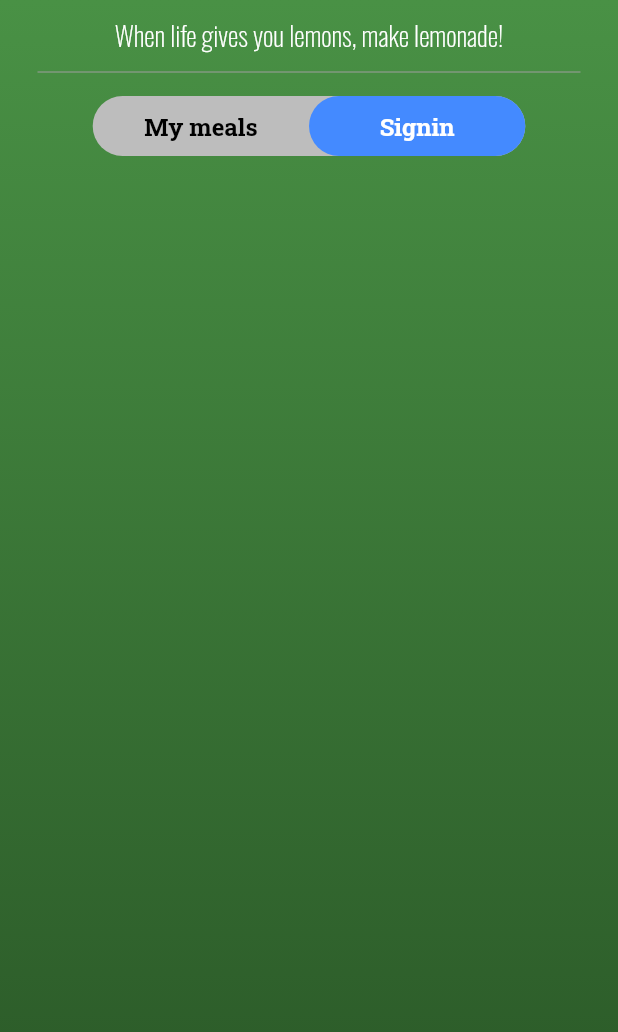
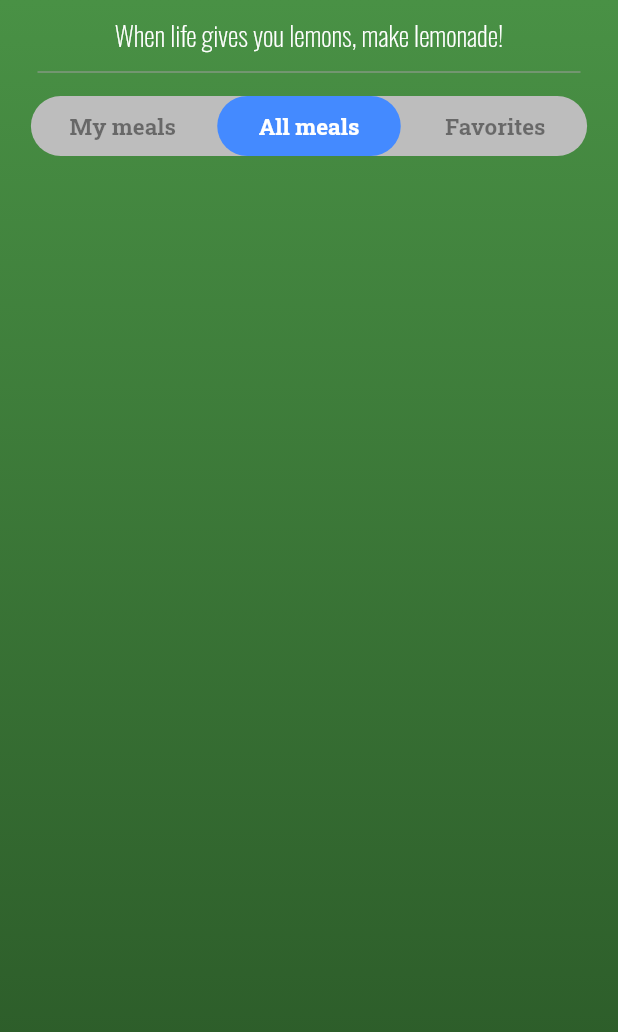
Before and after one commit to MarekRudzki/CookBook, a Flutter app: the HomeScreen screen opened directly, after a tap on "My meals", on a phone screen of 412 x 824 dp. Shown: the top 1032 px of the screen. Run offline on Flutter 3.47's test engine with Material 2 defaults, Android fonts, the light colour scheme and no system bars; drawn by our look-alikes of animated_text_kit; our stand-ins replace bottom_navy_bar, cloud_firestore, firebase_auth, firebase_core, firebase_storage, google_fonts and 3 more; missing offline and left inert: day_night_switcher; accounts and stored records are empty.

Commit message:
Add fetch data firestore logic

```diff
--- a/lib/src/domain/models/meal_model.dart
+++ b/lib/src/domain/models/meal_model.dart
@@ -17,11 +17,11 @@ class MealModel {
   );
   final String id;
   final String name;
-  final String description;
+  final List<dynamic> description;
 
-  final String ingredients;
+  final List<dynamic> ingredients;
   final String imageUrl;
   final String mealAuthor;
-  final String isPublic;
-  final Complexity complexity;
+  final bool isPublic;
+  final String complexity;
 }
--- a/lib/src/features/meals/meals_provider.dart
+++ b/lib/src/features/meals/meals_provider.dart
@@ -1,12 +1,16 @@
 import 'dart:io';
 
+import 'package:cookbook/src/services/firebase/firestore.dart';
 import 'package:flutter/material.dart';
 
 import '../../domain/models/meal_model.dart';
 
 enum PhotoType { camera, gallery, url }
 
+enum CategoryType { myMeals, allMeals, favorites }
+
 class MealsProvider with ChangeNotifier {
+  final Firestore _firestore = Firestore();
   // Meals info
   Complexity complexity = Complexity.easy;
   PhotoType? selectedPhotoType;
@@ -15,12 +19,12 @@ class MealsProvider with ChangeNotifier {
   bool isPublic = false;
   File? imageFile;
   // MealsToggleButton
-  bool buttonIsMyMeals = true;
+  CategoryType selectedCategory = CategoryType.allMeals;
   // Other
   String errorMessage = '';
 
-  void toggleButtonStatus() {
-    buttonIsMyMeals = !buttonIsMyMeals;
+  void setMealsCategory(CategoryType category) {
+    selectedCategory = category;
     notifyListeners();
   }
 
@@ -62,6 +66,32 @@ class MealsProvider with ChangeNotifier {
     notifyListeners();
   }
 
+  Future<List<MealModel>> getUserMeals() async {
+    final List<MealModel> allMeals = await _firestore.getUserMeals();
+    final List<String> userMealsId = await _firestore.getUserMealsId();
+
+    final List<MealModel> userMeals = [];
+
+    for (final meal in allMeals) {
+      if (userMealsId.contains(meal.id)) {
+        userMeals.add(meal);
+      }
+    }
+    return userMeals;
+  }
+
+  Future<List<MealModel>> getPublicMeals() async {
+    final List<MealModel> allMeals = await _firestore.getUserMeals();
+    final List<MealModel> publicMeals = [];
+
+    for (final meal in allMeals) {
+      if (meal.isPublic) {
+        publicMeals.add(meal);
+      }
+    }
+    return publicMeals;
+  }
+
   //// Error handling
   void toggleLoading() {
     isLoading = !isLoading;
--- a/lib/src/features/meals/screens/add_recipe_screen.dart
+++ b/lib/src/features/meals/screens/add_recipe_screen.dart
@@ -133,6 +133,7 @@ class _AddRecipeScreenState extends State<AddRecipeScreen> {
 
     await _firestore
         .addMeal(
+      mealId: generatedUid,
       mealName: mealNameTec.text,
       ingredientsList: ingredientsList,
       descriptionList: descriptionList,
@@ -154,6 +155,7 @@ class _AddRecipeScreenState extends State<AddRecipeScreen> {
         _errorHandling.toggleRecipeLoadingSpinner(context);
         mealsProvider.resetFields();
         _mealNameController.clear();
+        mealsProvider.getUserMeals();
         _ingredientsController.clear();
         _descriptionController.clear();
         FocusManager.instance.primaryFocus?.unfocus();
--- a/lib/src/features/meals/screens/home_screen.dart
+++ b/lib/src/features/meals/screens/home_screen.dart
@@ -1,9 +1,9 @@
 import 'dart:math';
 
 import 'package:animated_text_kit/animated_text_kit.dart';
-import 'package:cloud_firestore/cloud_firestore.dart';
+import 'package:cookbook/src/features/meals/meals_provider.dart';
+import 'package:cookbook/src/features/meals/widgets/meal_item.dart';
 import 'package:cookbook/src/features/meals/widgets/meals_toggle_button.dart';
-import 'package:cookbook/src/features/meals/widgets/meal_item.dart';
 import 'package:cookbook/src/services/firebase/firestore.dart';
 import 'package:flutter/material.dart';
 
@@ -22,7 +22,6 @@ class HomeScreen extends StatelessWidget {
     final AccountProvider _accountProvider = AccountProvider();
     final Firestore _firestore = Firestore();
     String? username;
-
     // Get username from firestore in case, where user created account on
     // different device and there is no username in local storage//TODO check if this works
     Future<bool> setUsername() async {
@@ -66,9 +65,6 @@ class HomeScreen extends StatelessWidget {
               children: [
                 Padding(
                   padding: const EdgeInsets.all(10.0),
-                  child: Center(
-                    child: AnimatedContainer(
-                      duration: const Duration(seconds: 1),
                   child: DefaultTextStyle(
                     style: Theme.of(context).textTheme.headline1!,
                     child: FutureBuilder(
@@ -82,14 +78,13 @@ class HomeScreen extends StatelessWidget {
                                 getRandomGreeting(username!),
                                 speed: const Duration(
                                   milliseconds: 80,
-                                      )),
+                                ),
+                              ),
                             ],
                           );
                         }
-                            return const Text('Lets cook!');
+                        return const Text('');
                       },
-                        ),
-                      ),
                     ),
                   ),
                 ),
@@ -100,92 +95,20 @@ class HomeScreen extends StatelessWidget {
                     height: 2,
                   ),
                 ),
-                MealsToggleButton(),
-                // Padding(
-                //   padding: const EdgeInsets.symmetric(
-                //     horizontal: 35,
-                //     vertical: 10,
-                //   ),
-                //   child:
-                //   Row(
-                //     mainAxisAlignment: MainAxisAlignment.center,
-                //     children: [
-                //       Expanded(
-                //         child: Container(
-                //           child: Padding(
-                //             padding: const EdgeInsets.all(8.0),
-                //             child: InkWell(
-                //               child: const Text(
-                //                 'My meals',
-                //                 textAlign: TextAlign.center,
-                //               ),
-                //               onTap: () {},
-                //             ),
-                //           ),
-                //           decoration: const BoxDecoration(
-                //             color: Colors.green,
-                //             borderRadius: BorderRadius.only(
-                //               bottomLeft: Radius.circular(25),
-                //               topLeft: Radius.circular(25),
-                //             ),
-                //           ),
-                //         ),
-                //       ),
-                //       Expanded(
-                //         child: Container(
-                //           child: Padding(
-                //             padding: const EdgeInsets.all(8.0),
-                //             child: InkWell(
-                //               child: const Text(
-                //                 'All meals',
-                //                 textAlign: TextAlign.center,
-                //               ),
-                //               onTap: () {},
-                //             ),
-                //           ),
-                //           decoration: const BoxDecoration(
-                //             color: Colors.blue,
-                //             borderRadius: BorderRadius.only(
-                //               bottomRight: Radius.circular(25),
-                //               topRight: Radius.circular(25),
-                //             ),
-                //           ),
-                //         ),
-                //       ),
-                //     ],
-                //   ),
-                // ),
-                StreamBuilder(
-                  stream: _firestore.getSnapshots(),
-                  builder: (context, snapshot) {
-                    if (snapshot.connectionState == ConnectionState.waiting) {
-                      return const Center(child: CircularProgressIndicator());
+                const MealsToggleButton(),
+                Consumer<MealsProvider>(
+                  builder: (context, mealsProvider, _) {
+                    if (mealsProvider.selectedCategory ==
+                        CategoryType.myMeals) {
+                      return MyMealsGrid(mealsProvider: mealsProvider);
+                    } else if (mealsProvider.selectedCategory ==
+                        CategoryType.allMeals) {
+                      return AllMealsGrid(mealsProvider: mealsProvider);
+                    } else {
+                      return Container(
+                        child: const Text('Favorites'),
+                      );
                     }
-                    return !snapshot.hasData
-                        ? const SizedBox(
-                            width: double.infinity,
-                          )
-                        : Expanded(
-                            child: GridView.builder(
-                              padding: const EdgeInsets.all(8),
-                              gridDelegate:
-                                  const SliverGridDelegateWithFixedCrossAxisCount(
-                                crossAxisCount: 2,
-                                childAspectRatio: 3 / 2,
-                                crossAxisSpacing: 15,
-                                mainAxisSpacing: 15,
-                              ),
-                              itemBuilder: (context, index) {
-                                final DocumentSnapshot product =
-                                    snapshot.data!.docs[index];
-                                return MealItem(
-                                  mealName: product['mealName'] as String,
-                                  imageUrl: product['image_url'] as String,
-                                );
-                              },
-                              itemCount: snapshot.data!.docs.length,
-                            ),
-                          );
                   },
                 ),
               ],
@@ -196,3 +119,112 @@ class HomeScreen extends StatelessWidget {
     );
   }
 }
+
+class AllMealsGrid extends StatelessWidget {
+  const AllMealsGrid({
+    super.key,
+    required this.mealsProvider,
+  });
+
+  final MealsProvider mealsProvider;
+
+  @override
+  Widget build(BuildContext context) {
+    return FutureBuilder(
+      future: mealsProvider.getPublicMeals(),
+      builder: (context, snapshot) {
+        if (snapshot.connectionState == ConnectionState.waiting) {
+          return const Expanded(
+            child: Center(
+              child: CircularProgressIndicator(),
+            ),
+          );
+        }
+        if (snapshot.hasData) {
+          return Expanded(
+            child: GridView.builder(
+              padding: const EdgeInsets.all(8),
+              gridDelegate: const SliverGridDelegateWithFixedCrossAxisCount(
+                crossAxisCount: 2,
+                childAspectRatio: 3 / 2,
+                crossAxisSpacing: 15,
+                mainAxisSpacing: 15,
+              ),
+              itemBuilder: (context, index) {
+                return MealItem(
+                  mealName: snapshot.data![index].name,
+                  imageUrl: snapshot.data![index].imageUrl,
+                );
+              },
+              itemCount: snapshot.data!.length,
+            ),
+          );
+        }
+        return const SizedBox.shrink();
+      },
+    );
+  }
+}
+
+class MyMealsGrid extends StatelessWidget {
+  const MyMealsGrid({
+    super.key,
+    required this.mealsProvider,
+  });
+
+  final MealsProvider mealsProvider;
+
+  @override
+  Widget build(BuildContext context) {
+    return FutureBuilder(
+      future: mealsProvider.getUserMeals(),
+      builder: (context, snapshot) {
+        if (snapshot.connectionState == ConnectionState.waiting) {
+          return const Expanded(
+            child: Center(
+              child: CircularProgressIndicator(),
+            ),
+          );
+        }
+
+        if (snapshot.data!.isEmpty) {
+          return Expanded(
+            child: Center(
+              child: Padding(
+                padding: const EdgeInsets.symmetric(horizontal: 15),
+                child: Text(
+                  'You don\'t have any own recipes, try adding them or use others users recipes!',
+                  style: Theme.of(context).textTheme.bodyText2,
+                  textAlign: TextAlign.center,
+                ),
+              ),
+            ),
+          );
+        }
+
+        if (snapshot.hasData) {
+          return Expanded(
+            child: GridView.builder(
+              padding: const EdgeInsets.all(8),
+              gridDelegate: const SliverGridDelegateWithFixedCrossAxisCount(
+                crossAxisCount: 2,
+                childAspectRatio: 3 / 2,
+                crossAxisSpacing: 15,
+                mainAxisSpacing: 15,
+              ),
+              itemBuilder: (context, index) {
+                return MealItem(
+                  mealName: snapshot.data![index].name,
+                  imageUrl: snapshot.data![index].imageUrl,
+                );
+              },
+              itemCount: snapshot.data!.length,
+            ),
+          );
+        } else {
+          return const SizedBox.shrink();
+        }
+      },
+    );
+  }
+}
--- a/lib/src/features/meals/widgets/meals_toggle_button.dart
+++ b/lib/src/features/meals/widgets/meals_toggle_button.dart
@@ -1,13 +1,18 @@
-import 'package:cookbook/src/features/meals/meals_provider.dart';
 import 'package:flutter/material.dart';
+
 import 'package:provider/provider.dart';
 
+import '../meals_provider.dart';
+
 class MealsToggleButton extends StatelessWidget {
+  const MealsToggleButton({
+    super.key,
+  });
   final double height = 40.0;
 
   @override
   Widget build(BuildContext context) {
-    final double width = MediaQuery.of(context).size.width * 0.7;
+    final double width = MediaQuery.of(context).size.width * 0.9;
     return Consumer<MealsProvider>(
       builder: (context, meals, _) {
         return Padding(
@@ -25,17 +30,19 @@ class MealsToggleButton extends StatelessWidget {
               child: Stack(
                 children: [
                   AnimatedAlign(
-                    alignment: meals.buttonIsMyMeals
+                    alignment: meals.selectedCategory == CategoryType.myMeals
                         ? Alignment.centerLeft
-                        : Alignment.centerRight,
+                        : meals.selectedCategory == CategoryType.allMeals
+                            ? Alignment.center
+                            : Alignment.centerRight,
                     duration: const Duration(milliseconds: 300),
                     child: Container(
-                      width: width * 0.5,
+                      width: width * 0.33,
                       height: height,
                       decoration: BoxDecoration(
                         color: Theme.of(context).highlightColor,
                         borderRadius: const BorderRadius.all(
-                          Radius.circular(50.0),
+                          Radius.circular(25.0),
                         ),
                       ),
                     ),
@@ -44,44 +51,72 @@ class MealsToggleButton extends StatelessWidget {
                     child: Align(
                       alignment: Alignment.centerLeft,
                       child: Container(
-                        width: width * 0.5,
+                        width: width * 0.33,
                         color: Colors.transparent,
                         alignment: Alignment.center,
                         child: Text(
                           'My meals',
                           style: TextStyle(
-                            color: meals.buttonIsMyMeals
-                                ? Colors.white
-                                : Colors.black,
+                            fontSize: 15,
+                            color:
+                                meals.selectedCategory == CategoryType.myMeals
+                                    ? Colors.white
+                                    : Colors.black45,
+                            fontWeight: FontWeight.bold,
+                          ),
+                        ),
+                      ),
+                    ),
+                    onTap: () async {
+                      await meals.getUserMeals();
+                      meals.setMealsCategory(CategoryType.myMeals);
+                    },
+                  ),
+                  GestureDetector(
+                    child: Align(
+                      child: Container(
+                        width: width * 0.33,
+                        color: Colors.transparent,
+                        alignment: Alignment.center,
+                        child: Text(
+                          'All meals',
+                          style: TextStyle(
+                            fontSize: 15,
+                            color:
+                                meals.selectedCategory == CategoryType.allMeals
+                                    ? Colors.white
+                                    : Colors.black45,
                             fontWeight: FontWeight.bold,
                           ),
                         ),
                       ),
                     ),
                     onTap: () {
-                      meals.toggleButtonStatus();
+                      meals.setMealsCategory(CategoryType.allMeals);
                     },
                   ),
                   GestureDetector(
                     child: Align(
                       alignment: Alignment.centerRight,
                       child: Container(
-                        width: width * 0.5,
+                        width: width * 0.33,
                         color: Colors.transparent,
                         alignment: Alignment.center,
                         child: Text(
-                          'Signin',
+                          'Favorites',
                           style: TextStyle(
-                            color: meals.buttonIsMyMeals
-                                ? Colors.black
-                                : Colors.white,
+                            fontSize: 15,
+                            color:
+                                meals.selectedCategory == CategoryType.favorites
+                                    ? Colors.white
+                                    : Colors.black45,
                             fontWeight: FontWeight.bold,
                           ),
                         ),
                       ),
                     ),
-                    onTap: () {
-                      meals.toggleButtonStatus();
+                    onTap: () async {
+                      meals.setMealsCategory(CategoryType.favorites);
                     },
                   ),
                 ],
--- a/lib/src/services/firebase/firestore.dart
+++ b/lib/src/services/firebase/firestore.dart
@@ -1,4 +1,5 @@
 import 'package:cloud_firestore/cloud_firestore.dart';
+import 'package:cookbook/src/domain/models/meal_model.dart';
 
 import 'auth.dart';
 
@@ -59,6 +60,7 @@ class Firestore {
 
   //Firestore for meals data storage
   Future<String> addMeal({
+    required String mealId,
     required String mealName,
     required List<String> ingredientsList,
     required List<String> descriptionList,
@@ -74,6 +76,7 @@ class Firestore {
     try {
       final mealCollection = _firestore.collection('meals');
       await mealCollection.doc(generatedUid).set({
+        'mealId': mealId,
         'mealName': mealName,
         'ingredients': ingredientsList,
         'description': descriptionList,
@@ -87,12 +90,63 @@ class Firestore {
       errorText = e.toString();
     }
 
+    try {
+      final newMeal = [generatedUid];
+      final usersCollection = _firestore.collection('users');
+      await usersCollection.doc(authorId).update({
+        'mealsList': FieldValue.arrayUnion(newMeal),
+      });
+    } on Exception catch (e) {
+      errorText = e.toString();
+    }
+
     return errorText;
   }
 
-  Stream<QuerySnapshot<Map<String, dynamic>>> getSnapshots() {
-    final Stream<QuerySnapshot<Map<String, dynamic>>> snapshots =
-        _firestore.collection('meals').snapshots();
-    return snapshots;
+  Future<List<String>> getUserMealsId() async {
+    final String? uid = _auth.uid;
+    final List<String> userMeals = [];
+
+    try {
+      final collection = _firestore.collection('users');
+      final docSnapshot = await collection.doc(uid).get();
+      if (docSnapshot.exists) {
+        final Map<String, dynamic>? data = docSnapshot.data();
+
+        final dynamicList = data?['mealsList'] as List<dynamic>;
+        for (final value in dynamicList) {
+          final String meal = value.toString();
+          userMeals.add(meal);
+        }
+      }
+    } on Exception catch (e) {
+      throw Exception(e);
+    }
+
+    return userMeals;
+  }
+
+  Future<List<MealModel>> getUserMeals() async {
+    try {
+      final collection = _firestore.collection('meals');
+      final querySnapshot = await collection.get();
+
+      return querySnapshot.docs
+          .map(
+            (doc) => MealModel(
+              doc['mealId'] as String,
+              doc['mealName'] as String,
+              doc['description'] as List<dynamic>,
+              doc['ingredients'] as List<dynamic>,
+              doc['image_url'] as String,
+              doc['authorName'] as String,
+              doc['isPublic'] as bool,
+              doc['complexity'] as String,
+            ),
+          )
+          .toList();
+    } on Exception catch (e) {
+      throw Exception(e);
+    }
   }
 }
```
Lines whose indentation alone changed are shown as unchanged.
